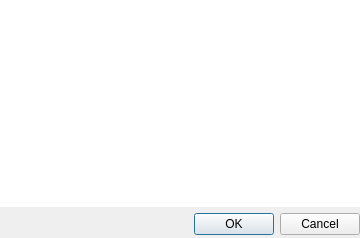
First picture: the form in src/ui/qgsdelattrdialogbase.ui, repository qgis/QGIS, before the edit.
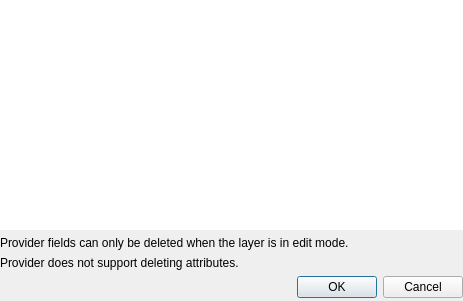
Second picture: the form after the edit.

Commit message:
Allow usage of virtual fields also for layer w/o add attribute support
Fix #11168

```diff
--- a/src/ui/qgsdelattrdialogbase.ui
+++ b/src/ui/qgsdelattrdialogbase.ui
@@ -6,8 +6,8 @@
    <rect>
     <x>0</x>
     <y>0</y>
-    <width>360</width>
-    <height>238</height>
+    <width>463</width>
+    <height>301</height>
    </rect>
   </property>
   <property name="windowTitle">
@@ -26,6 +26,13 @@
    <property name="bottomMargin">
     <number>3</number>
    </property>
+   <item row="3" column="0">
+    <widget class="QDialogButtonBox" name="buttonBox">
+     <property name="standardButtons">
+      <set>QDialogButtonBox::Cancel|QDialogButtonBox::Ok</set>
+     </property>
+    </widget>
+   </item>
    <item row="0" column="0">
     <widget class="QListWidget" name="listBox2">
      <property name="frameShape">
@@ -37,9 +44,16 @@
     </widget>
    </item>
    <item row="1" column="0">
-    <widget class="QDialogButtonBox" name="buttonBox">
-     <property name="standardButtons">
-      <set>QDialogButtonBox::Cancel|QDialogButtonBox::Ok</set>
+    <widget class="QLabel" name="mEditModeInfo">
+     <property name="text">
+      <string>Provider fields can only be deleted when the layer is in edit mode.</string>
+     </property>
+    </widget>
+   </item>
+   <item row="2" column="0">
+    <widget class="QLabel" name="mCanDeleteAttributesInfo">
+     <property name="text">
+      <string>Provider does not support deleting attributes.</string>
      </property>
     </widget>
    </item>
```
The commit also changes 8 other files.
